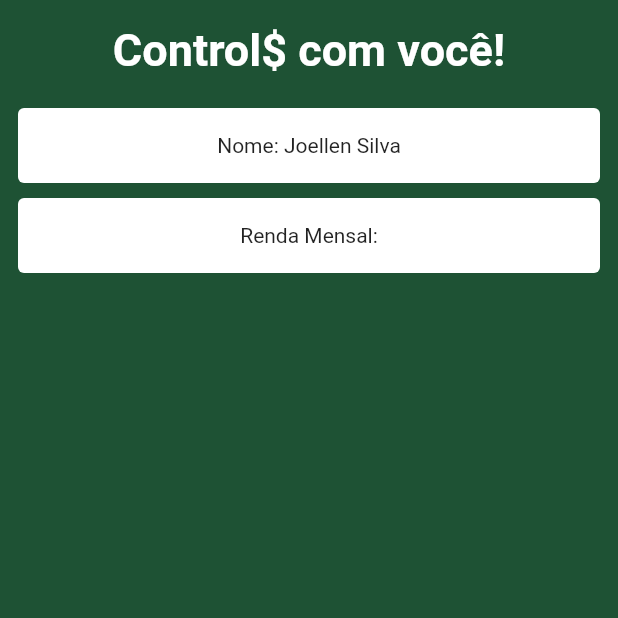
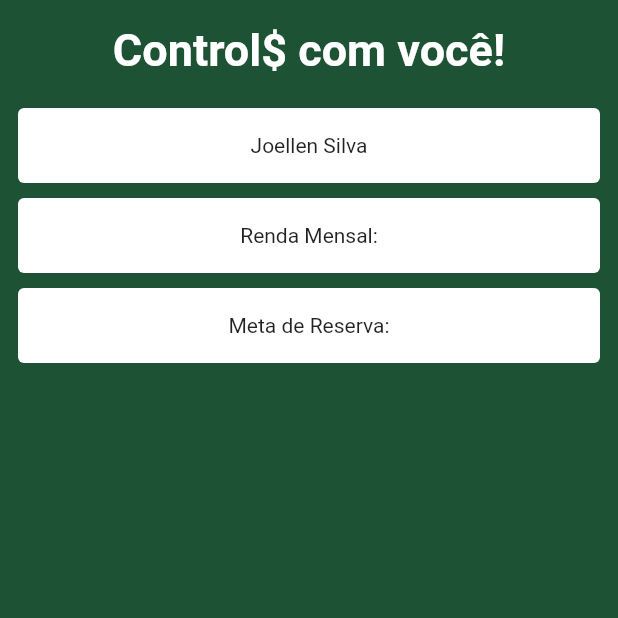
Before and after one commit to joellensilva/controlador-de-financas, a Flutter app: the TerceiraPage screen opened directly, on a phone screen of 412 x 824 dp, the top half of it. Run offline on Flutter 3.47's test engine with Material 2 defaults, Android fonts, the phone set to English and light mode, and no system bars; our stand-ins replace sqflite; missing offline and left inert: dart:ffi; accounts and stored records are empty.

Commit message:
Update terceira_page.dart
organizando a terceira página

```diff
--- a/flutter_application_1/lib/pages/terceira_page.dart
+++ b/flutter_application_1/lib/pages/terceira_page.dart
@@ -3,9 +3,6 @@ import 'dart:async';
 import 'package:flutter/material.dart';
 import 'package:flutter_application_1/data/usuario_dao.dart';
 import 'package:flutter_application_1/domain/usuario.dart';
-// import 'package:flutter_application_1/data/usuario_dao.dart';
-// import 'package:flutter_application_1/domain/usuario.dart';
-
 
 class TerceiraPage extends StatefulWidget {
   const TerceiraPage({Key? key}) : super(key: key);
@@ -24,6 +21,7 @@ Widget build(BuildContext context) {
       body: buildFutureBuilder()
     );
   }
+
   buildFutureBuilder() {
     Future<List<Usuario>> futureLista = UsuarioDao().listarUsuarios();
 
@@ -32,7 +30,6 @@ Widget build(BuildContext context) {
       builder: (context, snapshot) {
         if (snapshot.hasData) {
           List<Usuario> lista = snapshot.data ?? [];
-
           return buildColumn(lista, context);
         }
         return const Center(child: CircularProgressIndicator());
@@ -40,13 +37,16 @@ Widget build(BuildContext context) {
     );
   }
 }
+
 buildColumn(List<Usuario> lista, context) {
+
   return ListView(
     children: [
       Column(
         crossAxisAlignment: CrossAxisAlignment.center,
         children: <Widget>[
-              Padding(
+
+          const Padding(
             padding: EdgeInsets.symmetric(horizontal: 8, vertical: 16),
             child: Text(
               "Control\$ com você!",
@@ -58,6 +58,7 @@ buildColumn(List<Usuario> lista, context) {
               ),
             ),
           ),
+
           Padding(
             padding: EdgeInsets.symmetric(horizontal: 8, vertical: 1),
             child: Card(
@@ -66,11 +67,12 @@ buildColumn(List<Usuario> lista, context) {
               child: SizedBox(
                 width: 1000,
                 height: 50,
-                    child: Center(child: Text('Nome: ${lista[0].nome}')),
+                child: Center(child: Text('${lista[0].nome}')),
               ),
             ),
           ),
-              Padding(
+
+          const Padding(
             padding: EdgeInsets.symmetric(horizontal: 8, vertical: 1),
             child: Card(
               elevation: 0,
@@ -83,6 +85,19 @@ buildColumn(List<Usuario> lista, context) {
             ),
           ),
 
+          const Padding(
+            padding: EdgeInsets.symmetric(horizontal: 8, vertical: 1),
+            child: Card(
+              elevation: 0,
+              color: Colors.white,
+              child: SizedBox(
+                width: 1000,
+                height: 50,
+                child: Center(child: Text('Meta de Reserva:')),
+              ),
+            ),
+          ),
+
         ],
       ),
     ],
```
Lines whose indentation alone changed are shown as unchanged.
